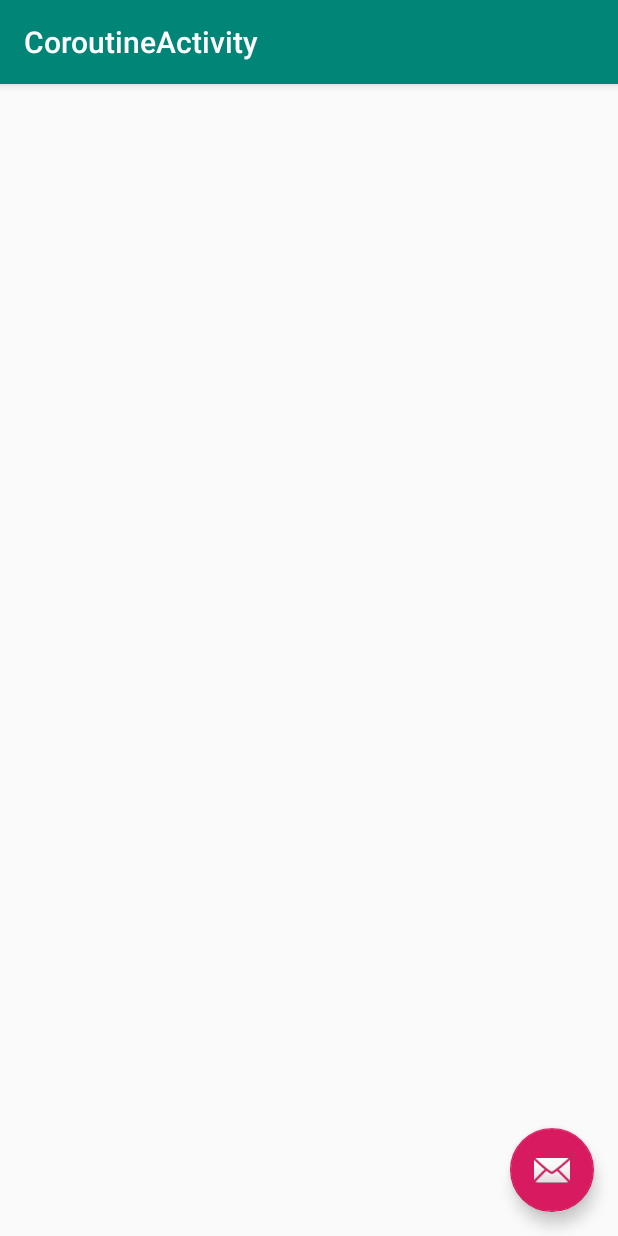
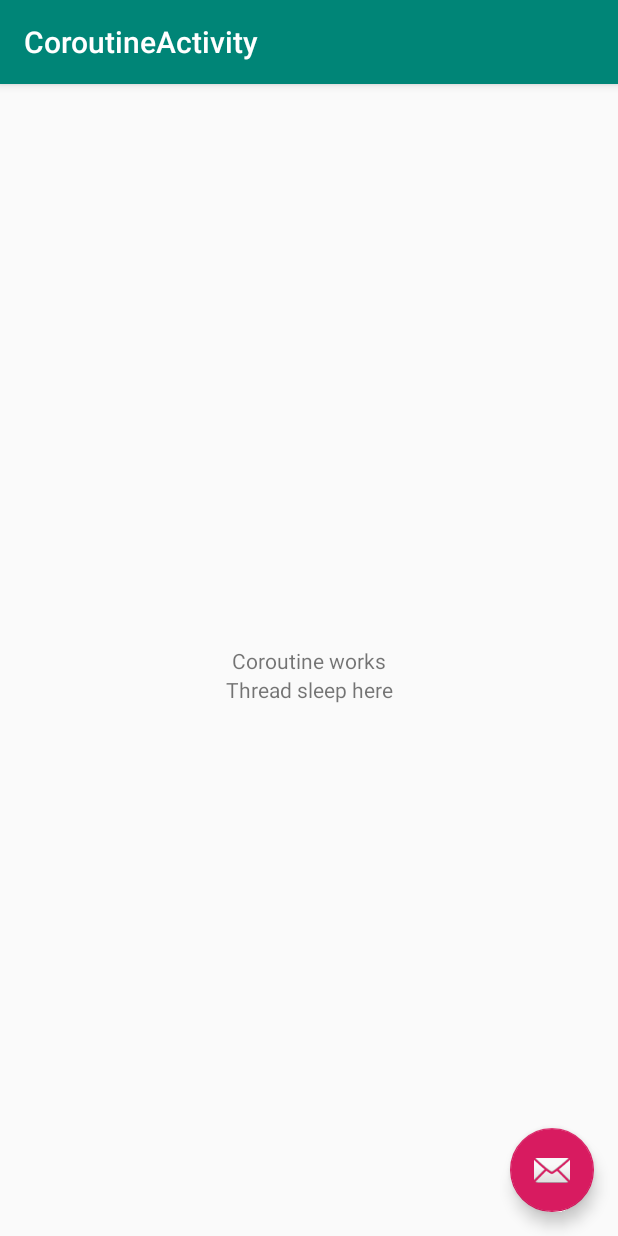
Before and after one commit to kelvinsaputra/DesignPattern, an Android app: the CoroutineActivity screen opened directly, with no data from a screen before it, on a phone screen of 412 x 824 dp. Run offline under Robolectric (Android 15) with nearby library versions, the phone set to English and light mode, and no system bars.

Commit message:
tried basic coroutine

```diff
--- a/androidFundamentals/Kotlin/app/build.gradle
+++ b/androidFundamentals/Kotlin/app/build.gradle
@@ -33,4 +33,5 @@ dependencies {
     testImplementation 'junit:junit:4.12'
     androidTestImplementation 'androidx.test:runner:1.2.0'
     androidTestImplementation 'androidx.test.espresso:espresso-core:3.2.0'
+    implementation 'org.jetbrains.kotlinx:kotlinx-coroutines-core:1.3.1'
 }
--- a/androidFundamentals/Kotlin/app/src/main/java/com/example/kotlin/Coroutine/CoroutineActivity.kt
+++ b/androidFundamentals/Kotlin/app/src/main/java/com/example/kotlin/Coroutine/CoroutineActivity.kt
@@ -1,11 +1,17 @@
 package com.example.kotlin.Coroutine
 
 import android.os.Bundle
+import android.util.Log
 import com.google.android.material.snackbar.Snackbar
 import androidx.appcompat.app.AppCompatActivity
 import com.example.kotlin.R
 
 import kotlinx.android.synthetic.main.activity_coroutine.*
+import kotlinx.android.synthetic.main.content_coroutine.*
+import kotlinx.coroutines.Dispatchers
+import kotlinx.coroutines.GlobalScope
+import kotlinx.coroutines.delay
+import kotlinx.coroutines.launch
 
 class CoroutineActivity : AppCompatActivity() {
 
@@ -14,6 +20,24 @@ class CoroutineActivity : AppCompatActivity() {
         setContentView(R.layout.activity_coroutine)
         setSupportActionBar(toolbar)
 
+        GlobalScope.launch {
+            text1.text = "Coroutine works"
+            delay(3000)
+            Log.d("Hello", "HELLLLOOOOOOO")
+        }
+
+//        GlobalScope.launch(Dispatchers.Main) { // launch coroutine in the main thread
+//            for (i in 10 downTo 1) { // countdown from 10 to 1
+//                text1.text = "Countdown $i ..." // update text
+//                delay(500) // wait half a second
+//            }
+//            text1.text = "Done!"
+//        }
+
+        Thread.sleep(1000)
+        Log.d("Hello", "WOOOOORRRRRLLLLLDDDDD")
+        text2.text = "Thread sleep here"
+
         fab.setOnClickListener { view ->
             Snackbar.make(view, "Replace with your own action", Snackbar.LENGTH_LONG)
                 .setAction("Action", null).show()
--- a/androidFundamentals/Kotlin/app/src/main/java/com/example/kotlin/MainActivity.kt
+++ b/androidFundamentals/Kotlin/app/src/main/java/com/example/kotlin/MainActivity.kt
@@ -6,6 +6,7 @@ import com.google.android.material.snackbar.Snackbar
 import androidx.appcompat.app.AppCompatActivity
 import android.view.Menu
 import android.view.MenuItem
+import com.example.kotlin.Coroutine.CoroutineActivity
 
 import kotlinx.android.synthetic.main.activity_main.*
 import kotlinx.android.synthetic.main.content_main.*
@@ -23,7 +24,8 @@ class MainActivity : AppCompatActivity() {
         }
 
         btn_coroutine.setOnClickListener {
-
+            val intent = Intent(this@MainActivity, CoroutineActivity::class.java)
+            startActivity(intent)
         }
     }
 
--- a/androidFundamentals/Kotlin/app/src/main/res/layout/content_coroutine.xml
+++ b/androidFundamentals/Kotlin/app/src/main/res/layout/content_coroutine.xml
@@ -8,4 +8,23 @@
     tools:context=".Coroutine.CoroutineActivity"
     tools:showIn="@layout/activity_coroutine">
 
+    <TextView
+        android:id="@+id/text1"
+        android:layout_width="wrap_content"
+        android:layout_height="wrap_content"
+        app:layout_constraintLeft_toLeftOf="parent"
+        app:layout_constraintRight_toRightOf="parent"
+        app:layout_constraintTop_toTopOf="parent"
+        app:layout_constraintBottom_toBottomOf="parent"
+        android:text="Hello"/>
+
+    <TextView
+        android:id="@+id/text2"
+        android:layout_width="wrap_content"
+        android:layout_height="wrap_content"
+        app:layout_constraintLeft_toLeftOf="parent"
+        app:layout_constraintRight_toRightOf="parent"
+        app:layout_constraintTop_toBottomOf="@id/text1"
+        android:text="World"/>
+
 </androidx.constraintlayout.widget.ConstraintLayout>
```
